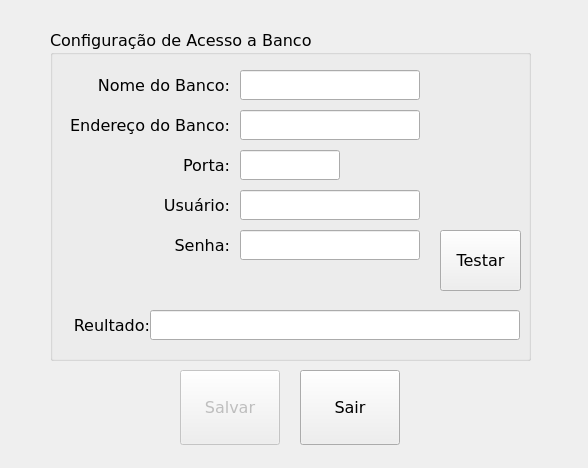
This is forms/FormConfig.ui in batistasilva/AppAccountTools as Qt 5 draws it before an edit. The edited form follows.
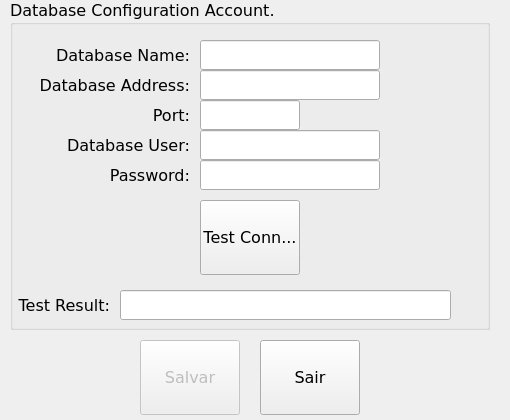
This is the edited form. Icons and pictures are not drawn.

The edit to the form file:
```diff
--- a/forms/FormConfig.ui
+++ b/forms/FormConfig.ui
@@ -9,8 +9,8 @@
    <rect>
     <x>0</x>
     <y>0</y>
-    <width>588</width>
-    <height>468</height>
+    <width>510</width>
+    <height>420</height>
    </rect>
   </property>
   <property name="windowTitle">
@@ -22,8 +22,8 @@
    </property>
    <property name="geometry">
     <rect>
-     <x>180</x>
-     <y>370</y>
+     <x>140</x>
+     <y>340</y>
      <width>100</width>
      <height>75</height>
     </rect>
@@ -66,10 +66,10 @@
   <widget class="QGroupBox" name="GBoxConfigDb">
    <property name="geometry">
     <rect>
-     <x>50</x>
-     <y>30</y>
-     <width>481</width>
-     <height>331</height>
+     <x>10</x>
+     <y>0</y>
+     <width>480</width>
+     <height>330</height>
     </rect>
    </property>
    <property name="font">
@@ -78,14 +78,17 @@
      <pointsize>12</pointsize>
     </font>
    </property>
+   <property name="autoFillBackground">
+    <bool>true</bool>
+   </property>
    <property name="title">
-    <string>Configuração de Acesso a Banco</string>
+    <string>Database Configuration Account.</string>
    </property>
    <widget class="QLabel" name="ConfigLBDbHost">
     <property name="geometry">
      <rect>
       <x>10</x>
-      <y>80</y>
+      <y>70</y>
       <width>170</width>
       <height>30</height>
      </rect>
@@ -109,7 +112,7 @@
      </font>
     </property>
     <property name="text">
-     <string>Endereço do Banco:</string>
+     <string>Database Address:</string>
     </property>
     <property name="alignment">
      <set>Qt::AlignmentFlag::AlignRight|Qt::AlignmentFlag::AlignTrailing|Qt::AlignmentFlag::AlignVCenter</set>
@@ -119,7 +122,7 @@
     <property name="geometry">
      <rect>
       <x>10</x>
-      <y>120</y>
+      <y>100</y>
       <width>170</width>
       <height>30</height>
      </rect>
@@ -143,7 +146,7 @@
      </font>
     </property>
     <property name="text">
-     <string>Porta:</string>
+     <string>Port:</string>
     </property>
     <property name="alignment">
      <set>Qt::AlignmentFlag::AlignRight|Qt::AlignmentFlag::AlignTrailing|Qt::AlignmentFlag::AlignVCenter</set>
@@ -153,7 +156,7 @@
     <property name="geometry">
      <rect>
       <x>190</x>
-      <y>120</y>
+      <y>100</y>
       <width>100</width>
       <height>30</height>
      </rect>
@@ -211,7 +214,7 @@
      </font>
     </property>
     <property name="text">
-     <string>Nome do Banco:</string>
+     <string>Database Name:</string>
     </property>
     <property name="alignment">
      <set>Qt::AlignmentFlag::AlignRight|Qt::AlignmentFlag::AlignTrailing|Qt::AlignmentFlag::AlignVCenter</set>
@@ -258,7 +261,7 @@
     <property name="geometry">
      <rect>
       <x>10</x>
-      <y>160</y>
+      <y>130</y>
       <width>170</width>
       <height>30</height>
      </rect>
@@ -282,7 +285,7 @@
      </font>
     </property>
     <property name="text">
-     <string>Usuário:</string>
+     <string>Database User:</string>
     </property>
     <property name="alignment">
      <set>Qt::AlignmentFlag::AlignRight|Qt::AlignmentFlag::AlignTrailing|Qt::AlignmentFlag::AlignVCenter</set>
@@ -292,7 +295,7 @@
     <property name="geometry">
      <rect>
       <x>190</x>
-      <y>160</y>
+      <y>130</y>
       <width>180</width>
       <height>30</height>
      </rect>
@@ -326,7 +329,7 @@
     <property name="geometry">
      <rect>
       <x>10</x>
-      <y>200</y>
+      <y>160</y>
       <width>170</width>
       <height>30</height>
      </rect>
@@ -344,7 +347,7 @@
      </font>
     </property>
     <property name="text">
-     <string>Senha:</string>
+     <string>Password:</string>
     </property>
     <property name="alignment">
      <set>Qt::AlignmentFlag::AlignRight|Qt::AlignmentFlag::AlignTrailing|Qt::AlignmentFlag::AlignVCenter</set>
@@ -354,7 +357,7 @@
     <property name="geometry">
      <rect>
       <x>190</x>
-      <y>200</y>
+      <y>160</y>
       <width>180</width>
       <height>30</height>
      </rect>
@@ -390,10 +393,10 @@
    <widget class="QToolButton" name="TButtonTestConn">
     <property name="geometry">
      <rect>
-      <x>390</x>
+      <x>190</x>
       <y>200</y>
-      <width>81</width>
-      <height>61</height>
+      <width>100</width>
+      <height>75</height>
      </rect>
     </property>
     <property name="font">
@@ -403,11 +406,17 @@
      </font>
     </property>
     <property name="text">
-     <string>Testar</string>
+     <string>Test Conn...</string>
     </property>
     <property name="icon">
      <iconset resource="images.qrc">
-      <normaloff>:/images/PNG/24x24/reload-24x24.png</normaloff>:/images/PNG/24x24/reload-24x24.png</iconset>
+      <normaloff>:/images/PNG/120x120/120px-Gtk-refresh.png</normaloff>:/images/PNG/120x120/120px-Gtk-refresh.png</iconset>
+    </property>
+    <property name="iconSize">
+     <size>
+      <width>48</width>
+      <height>48</height>
+     </size>
     </property>
     <property name="toolButtonStyle">
      <enum>Qt::ToolButtonStyle::ToolButtonTextUnderIcon</enum>
@@ -417,7 +426,7 @@
     <property name="geometry">
      <rect>
       <x>0</x>
-      <y>280</y>
+      <y>290</y>
       <width>100</width>
       <height>30</height>
      </rect>
@@ -441,7 +450,7 @@
      </font>
     </property>
     <property name="text">
-     <string>Reultado:</string>
+     <string>Test Result:</string>
     </property>
     <property name="alignment">
      <set>Qt::AlignmentFlag::AlignRight|Qt::AlignmentFlag::AlignTrailing|Qt::AlignmentFlag::AlignVCenter</set>
@@ -450,9 +459,9 @@
    <widget class="QLineEdit" name="ConfigLEDbTestResult">
     <property name="geometry">
      <rect>
-      <x>100</x>
-      <y>280</y>
-      <width>370</width>
+      <x>110</x>
+      <y>290</y>
+      <width>331</width>
       <height>30</height>
      </rect>
     </property>
@@ -491,7 +500,7 @@
     <property name="geometry">
      <rect>
       <x>190</x>
-      <y>80</y>
+      <y>70</y>
       <width>180</width>
       <height>30</height>
      </rect>
@@ -538,8 +547,8 @@
   <widget class="QToolButton" name="TButtonConfigDbExit">
    <property name="geometry">
     <rect>
-     <x>300</x>
-     <y>370</y>
+     <x>260</x>
+     <y>340</y>
      <width>100</width>
      <height>75</height>
     </rect>
```
Left out of the diff: 29 changed lines with no effect on the pictures.
